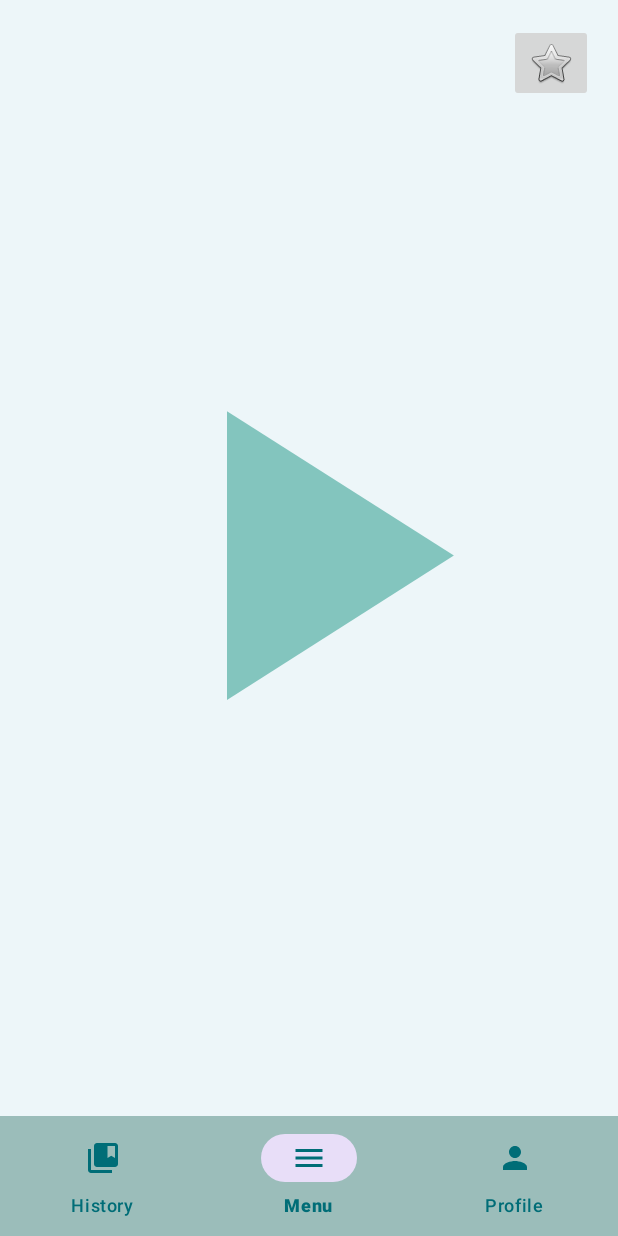
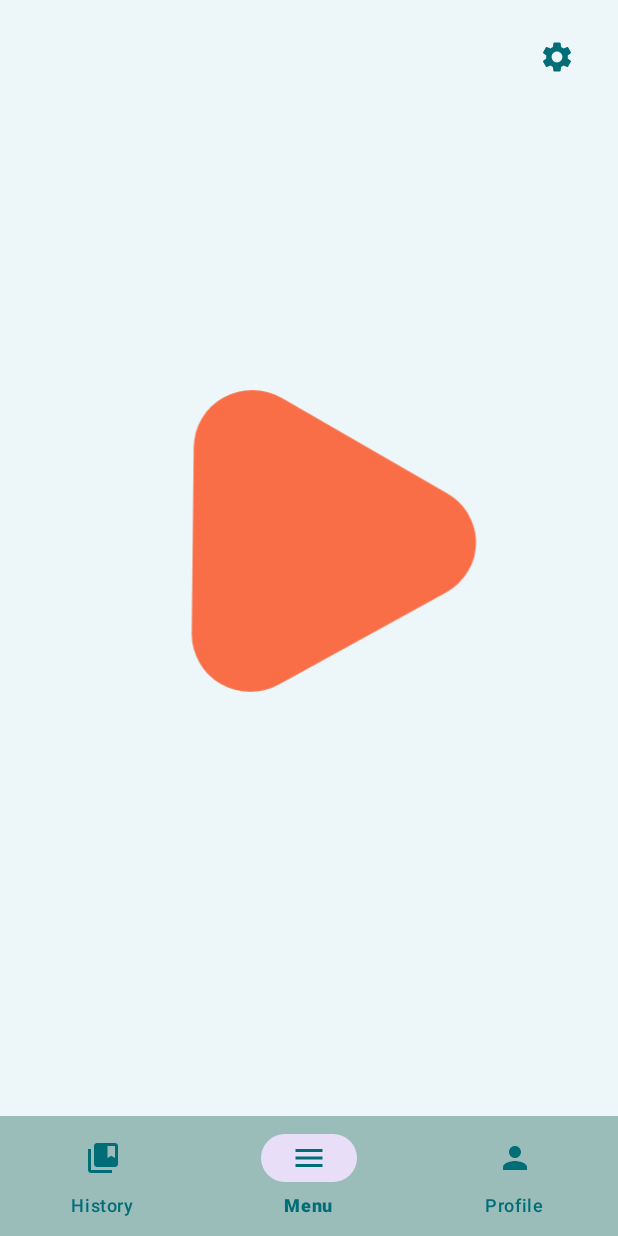
Before and after one commit to minesamaro/MuseCMEB, an Android app: the screen it shows after launch (MainActivity), on a phone screen of 412 x 824 dp. Run offline under Robolectric (Android 15) with nearby library versions, the phone set to English and light mode, and no system bars.

Commit message:
menu play icon

```diff
--- a/App/app/src/main/res/drawable/baseline_play_arrow_24.xml
+++ b/App/app/src/main/res/drawable/baseline_play_arrow_24.xml
@@ -1,4 +1,4 @@
-<vector android:height="24dp" android:tint="#83C5BE"
+<vector android:height="24dp" android:tint="#f96e46"
     android:viewportHeight="24" android:viewportWidth="24"
     android:width="24dp" xmlns:android="http://schemas.android.com/apk/res/android">
     <path android:fillColor="@android:color/white" android:pathData="M8,5v14l11,-7z"/>
--- /dev/null
+++ b/App/app/src/main/res/drawable/baseline_settings_24.xml
@@ -0,0 +1,5 @@
+<vector android:height="24dp" android:tint="#006D77"
+    android:viewportHeight="24" android:viewportWidth="24"
+    android:width="24dp" xmlns:android="http://schemas.android.com/apk/res/android">
+    <path android:fillColor="@android:color/white" android:pathData="M19.14,12.94c0.04,-0.3 0.06,-0.61 0.06,-0.94c0,-0.32 -0.02,-0.64 -0.07,-0.94l2.03,-1.58c0.18,-0.14 0.23,-0.41 0.12,-0.61l-1.92,-3.32c-0.12,-0.22 -0.37,-0.29 -0.59,-0.22l-2.39,0.96c-0.5,-0.38 -1.03,-0.7 -1.62,-0.94L14.4,2.81c-0.04,-0.24 -0.24,-0.41 -0.48,-0.41h-3.84c-0.24,0 -0.43,0.17 -0.47,0.41L9.25,5.35C8.66,5.59 8.12,5.92 7.63,6.29L5.24,5.33c-0.22,-0.08 -0.47,0 -0.59,0.22L2.74,8.87C2.62,9.08 2.66,9.34 2.86,9.48l2.03,1.58C4.84,11.36 4.8,11.69 4.8,12s0.02,0.64 0.07,0.94l-2.03,1.58c-0.18,0.14 -0.23,0.41 -0.12,0.61l1.92,3.32c0.12,0.22 0.37,0.29 0.59,0.22l2.39,-0.96c0.5,0.38 1.03,0.7 1.62,0.94l0.36,2.54c0.05,0.24 0.24,0.41 0.48,0.41h3.84c0.24,0 0.44,-0.17 0.47,-0.41l0.36,-2.54c0.59,-0.24 1.13,-0.56 1.62,-0.94l2.39,0.96c0.22,0.08 0.47,0 0.59,-0.22l1.92,-3.32c0.12,-0.22 0.07,-0.47 -0.12,-0.61L19.14,12.94zM12,15.6c-1.98,0 -3.6,-1.62 -3.6,-3.6s1.62,-3.6 3.6,-3.6s3.6,1.62 3.6,3.6S13.98,15.6 12,15.6z"/>
+</vector>
--- /dev/null
+++ b/App/app/src/main/res/drawable/play.xml
@@ -0,0 +1,14 @@
+<vector xmlns:android="http://schemas.android.com/apk/res/android"
+    android:width="16.933dp"
+    android:height="21.167dp"
+    android:viewportWidth="16.933"
+    android:viewportHeight="21.167">
+  <path
+      android:pathData="m8.431,2.381a2.508,2.508 0,0 0,-2.052 1.229l-4.182,7.078a2.508,2.508 0,0 0,2.133 3.783l8.22,0.083a2.508,2.508 0,0 0,2.209 -3.74l-4.038,-7.16a2.508,2.508 0,0 0,-2.292 -1.273z"
+      android:strokeLineJoin="round"
+      android:strokeWidth="5.01542425"
+      android:fillColor="#f96e46"
+      android:strokeColor="#00000000"
+      android:fillType="nonZero"
+      android:strokeLineCap="round"/>
+</vector>
--- a/App/app/src/main/res/layout/fragment_menu.xml
+++ b/App/app/src/main/res/layout/fragment_menu.xml
@@ -14,27 +14,30 @@
 
         <ImageButton
             android:id="@+id/imageButton2"
+            android:layout_width="wrap_content"
+            android:layout_height="wrap_content"
+            android:backgroundTint="#00FFFFFF"
+            android:src="@drawable/baseline_settings_24"
             app:layout_constraintBottom_toBottomOf="parent"
             app:layout_constraintEnd_toEndOf="parent"
             app:layout_constraintHorizontal_bias="0.954"
             app:layout_constraintStart_toStartOf="parent"
             app:layout_constraintTop_toTopOf="parent"
-            app:layout_constraintVertical_bias="0.023"
-            android:layout_width="wrap_content"
-            android:layout_height="wrap_content"
-            android:src="@android:drawable/btn_star" />
+            app:layout_constraintVertical_bias="0.023" />
 
         <ImageView
             android:id="@+id/startSessionBt"
-            android:layout_width="395dp"
-            android:layout_height="330dp"
+            android:layout_width="379dp"
+            android:layout_height="329dp"
             android:layout_marginTop="64dp"
-            android:src="@drawable/baseline_play_arrow_24"
+            android:rotation="90"
+            android:src="@drawable/play"
             app:layout_constraintBottom_toBottomOf="parent"
             app:layout_constraintEnd_toEndOf="parent"
+            app:layout_constraintHorizontal_bias="0.0"
             app:layout_constraintStart_toStartOf="parent"
             app:layout_constraintTop_toTopOf="parent"
-            app:layout_constraintVertical_bias="0.403"/>
+            app:layout_constraintVertical_bias="0.376" />
     </androidx.constraintlayout.widget.ConstraintLayout>
 
 
```
Also changed, not shown: App/app/src/main/res/layout/fragment_profile.xml (+24 -7 lines).
